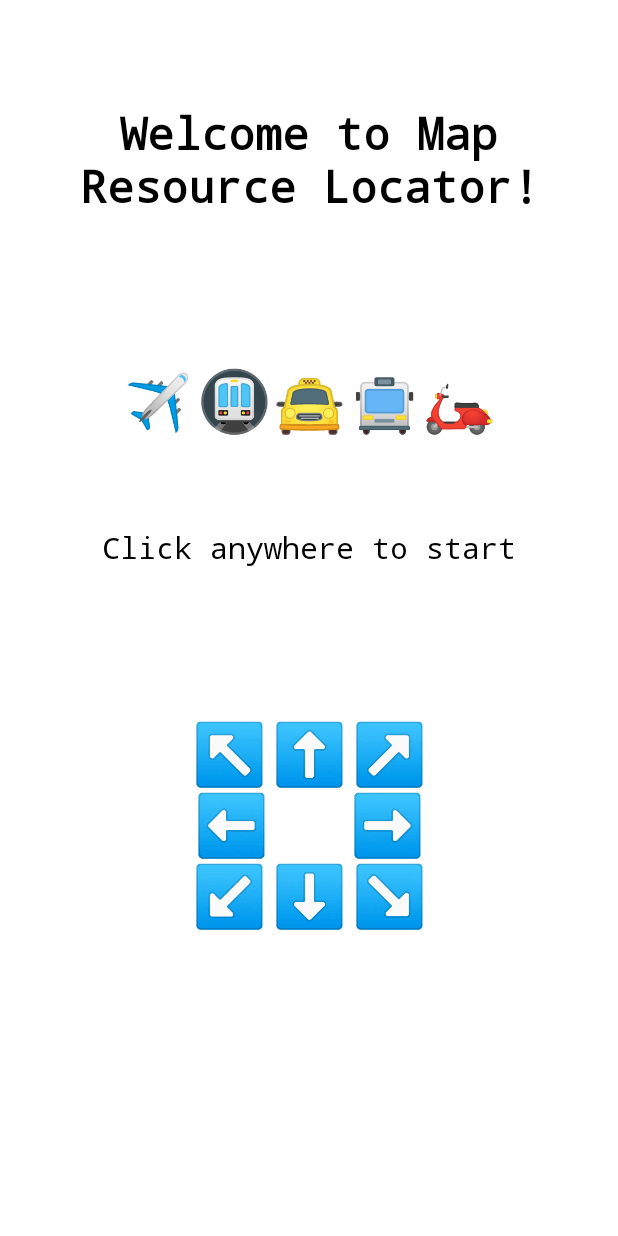
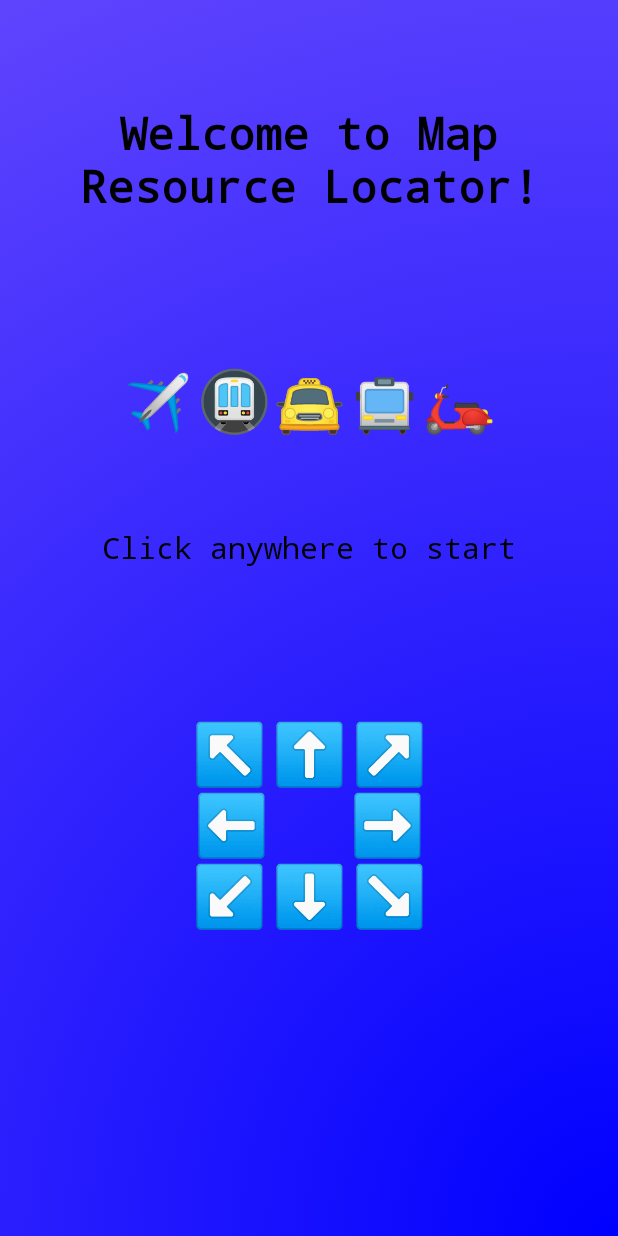
Before and after one commit to piloudu/map-resource-locator, an Android app built with Jetpack Compose: the @Preview function LoginScreenPreview, on a phone screen of 412 x 824 dp. Run offline under Robolectric (Android 15) with nearby library versions, the phone set to English and light mode, and no system bars.

Commit message:
Add color gradient to LoginScreen

```diff
--- a/app/src/main/java/com/example/map/resource/map_resource_locator/screens/LoginScreen.kt
+++ b/app/src/main/java/com/example/map/resource/map_resource_locator/screens/LoginScreen.kt
@@ -4,6 +4,7 @@ import android.app.Activity
 import android.content.Context
 import android.content.ContextWrapper
 import android.content.pm.ActivityInfo
+import androidx.compose.foundation.background
 import androidx.compose.foundation.clickable
 import androidx.compose.foundation.layout.*
 import androidx.compose.material.Text
@@ -11,6 +12,10 @@ import androidx.compose.runtime.Composable
 import androidx.compose.runtime.DisposableEffect
 import androidx.compose.ui.Alignment
 import androidx.compose.ui.Modifier
+import androidx.compose.ui.draw.drawBehind
+import androidx.compose.ui.geometry.Offset
+import androidx.compose.ui.geometry.Size
+import androidx.compose.ui.graphics.Brush
 import androidx.compose.ui.graphics.Color
 import androidx.compose.ui.platform.LocalContext
 import androidx.compose.ui.platform.testTag
@@ -22,6 +27,7 @@ import androidx.compose.ui.tooling.preview.Preview
 import androidx.compose.ui.unit.TextUnit
 import androidx.compose.ui.unit.dp
 import androidx.compose.ui.unit.sp
+import com.example.map.resource.map_resource_locator.ui.theme.Purple200
 import com.example.map.resource.map_resource_locator.utils.APP_NAME
 import com.example.map.resource.map_resource_locator.view_model.MainActivityUserIntent
 import com.example.map.resource.map_resource_locator.view_model.MainViewModelInstance
@@ -38,11 +44,7 @@ enum class LoginScreenMessages(val message: String) {
 @Composable
 fun LoginScreen(modifier: Modifier) {
     LockScreenOrientation(orientation = ActivityInfo.SCREEN_ORIENTATION_LOCKED)
-    Box(modifier = modifier
-        .testTag(LoginScreenTags.LOGIN_SCREEN.name)
-        .clickable {
-            MainViewModelInstance.sendIntent(MainActivityUserIntent.Login)
-        }) {
+    Box(modifier = modifier.getLoginScreenModifier()) {
         Column(
             modifier.fillMaxHeight(),
             horizontalAlignment = Alignment.CenterHorizontally
@@ -75,6 +77,39 @@ fun LoginScreen(modifier: Modifier) {
         }
     }
 }
+
+/**
+ * Used to block the landscape view in the LoginScreen
+ */
+@Composable
+fun LockScreenOrientation(orientation: Int) {
+    val context = LocalContext.current
+    DisposableEffect(Unit) {
+        val activity = context.findActivity() ?: return@DisposableEffect onDispose {}
+        val originalOrientation = activity.requestedOrientation
+        activity.requestedOrientation = orientation
+        onDispose {
+            // restore original orientation when view disappears
+            activity.requestedOrientation = originalOrientation
+        }
+    }
+}
+
+val gradient = Brush.radialGradient(
+    colors = listOf(Color.Blue, Purple200),
+    center = Offset.Infinite,
+    radius = 2700f
+)
+
+private fun Modifier.getLoginScreenModifier() = this
+    .testTag(LoginScreenTags.LOGIN_SCREEN.name)
+    .fillMaxSize()
+    .background(
+        brush = gradient
+    )
+    .clickable {
+        MainViewModelInstance.sendIntent(MainActivityUserIntent.Login)
+    }
 
 @Composable
 fun LoginScreenText(
@@ -161,23 +196,6 @@ fun ArrowsShape() {
     }
 }
 
-/**
- * Used to block the landscape view in the LoginScreen
- */
-@Composable
-fun LockScreenOrientation(orientation: Int) {
-    val context = LocalContext.current
-    DisposableEffect(Unit) {
-        val activity = context.findActivity() ?: return@DisposableEffect onDispose {}
-        val originalOrientation = activity.requestedOrientation
-        activity.requestedOrientation = orientation
-        onDispose {
-            // restore original orientation when view disappears
-            activity.requestedOrientation = originalOrientation
-        }
-    }
-}
-
 private fun Context.findActivity(): Activity? = when (this) {
     is Activity -> this
     is ContextWrapper -> baseContext.findActivity()
```
